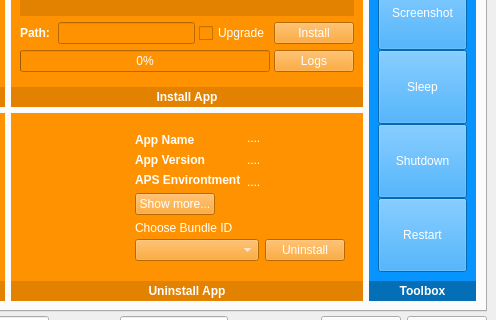
Qt form Src/mainwindow.ui (hazmi-e205/iDebugTool) before a commit; both pictures show x 716 to 1212 and y 151 to 471 of the 1212 by 724 pixel window.
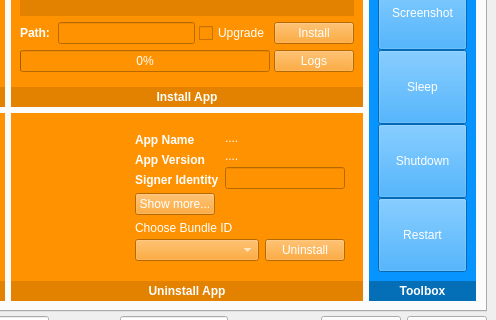
The same form after that commit. Icons and pictures are not drawn.

Commit message:
- change signal for choosing bundle id
- change APS Environment to Signer Identity instead

Patch:
```diff
--- a/Src/mainwindow.ui
+++ b/Src/mainwindow.ui
@@ -1452,7 +1452,7 @@
                                         </font>
                                        </property>
                                        <property name="text">
-                                        <string>APS Environtment</string>
+                                        <string>Signer Identity</string>
                                        </property>
                                       </widget>
                                      </item>
@@ -1469,7 +1469,7 @@
                                     </property>
                                     <layout class="QVBoxLayout" name="verticalLayout_18">
                                      <property name="spacing">
-                                      <number>8</number>
+                                      <number>4</number>
                                      </property>
                                      <property name="leftMargin">
                                       <number>0</number>
@@ -1504,12 +1504,15 @@
                                       </widget>
                                      </item>
                                      <item>
-                                      <widget class="QLabel" name="APSEnv">
-                                       <property name="text">
-                                        <string>....</string>
+                                      <widget class="QLineEdit" name="AppSigner">
+                                       <property name="sizePolicy">
+                                        <sizepolicy hsizetype="Preferred" vsizetype="Fixed">
+                                         <horstretch>0</horstretch>
+                                         <verstretch>0</verstretch>
+                                        </sizepolicy>
                                        </property>
-                                       <property name="textFormat">
-                                        <enum>Qt::PlainText</enum>
+                                       <property name="readOnly">
+                                        <bool>true</bool>
                                        </property>
                                       </widget>
                                      </item>
```
The commit also changes 1 other file.
